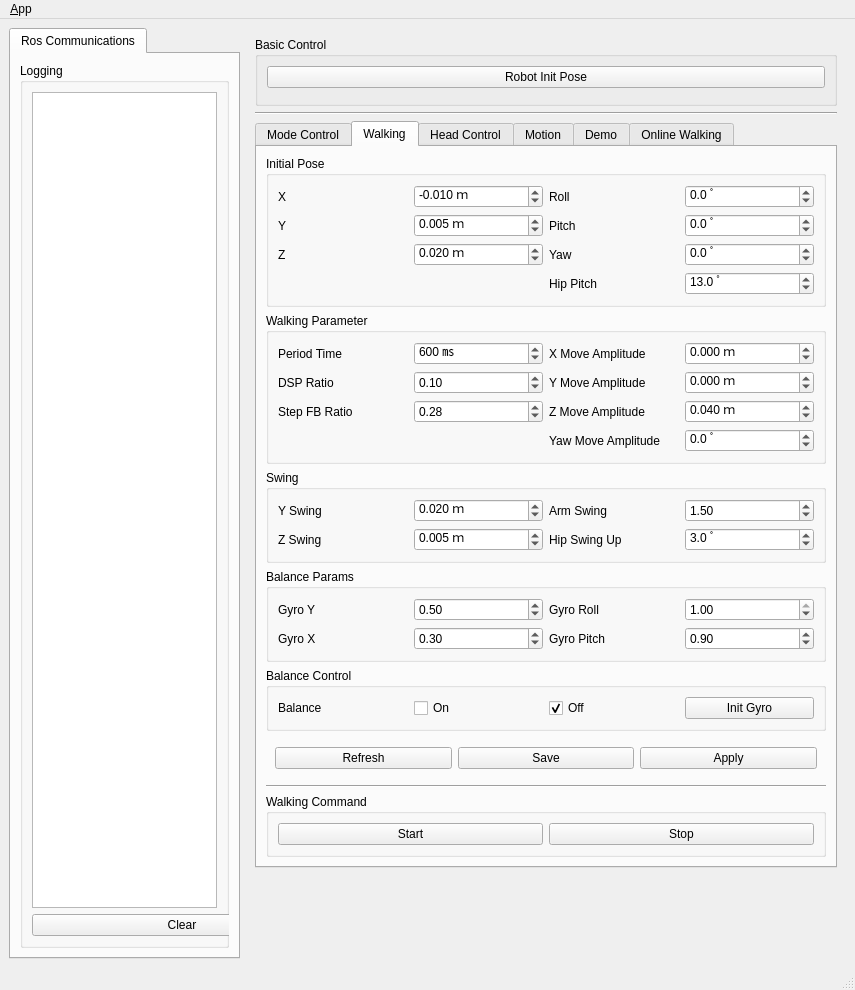
The window that kuroko_walking_gui/ui/main_window.ui (nyxrobotics/kuroko_ros) describes before a commit, drawn with Qt 5.
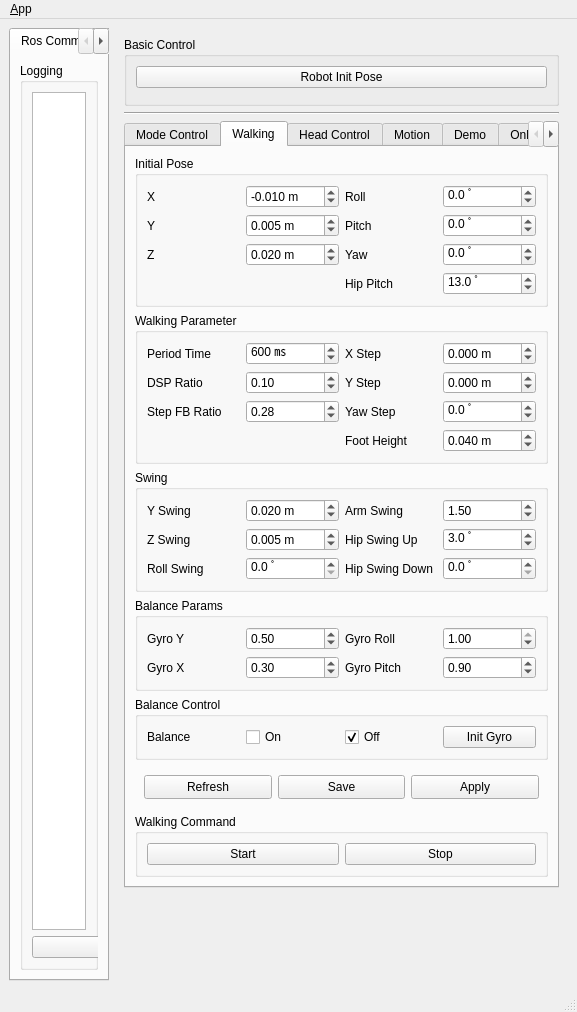
The same window after the commit. The open tabs and pages were chosen to show the change. Icons and pictures are not drawn. Custom widgets are drawn as their Qt base class.

Patch:
```diff
--- a/kuroko_walking_gui/ui/main_window.ui
+++ b/kuroko_walking_gui/ui/main_window.ui
@@ -6,8 +6,8 @@
    <rect>
     <x>0</x>
     <y>0</y>
-    <width>855</width>
-    <height>990</height>
+    <width>577</width>
+    <height>1012</height>
    </rect>
   </property>
   <property name="windowTitle">
@@ -180,8 +180,14 @@
               </item>
               <item row="0" column="1">
                <widget class="QDoubleSpinBox" name="dSpinBox_init_x_offset">
+                <property name="sizePolicy">
+                 <sizepolicy hsizetype="Preferred" vsizetype="Preferred">
+                  <horstretch>0</horstretch>
+                  <verstretch>0</verstretch>
+                 </sizepolicy>
+                </property>
                 <property name="suffix">
-                 <string extracomment="m"> ｍ</string>
+                 <string extracomment="m"> m</string>
                 </property>
                 <property name="decimals">
                  <number>3</number>
@@ -209,6 +215,12 @@
               </item>
               <item row="0" column="3">
                <widget class="QDoubleSpinBox" name="dSpinBox_init_roll_offset">
+                <property name="sizePolicy">
+                 <sizepolicy hsizetype="Preferred" vsizetype="Preferred">
+                  <horstretch>0</horstretch>
+                  <verstretch>0</verstretch>
+                 </sizepolicy>
+                </property>
                 <property name="suffix">
                  <string> ﾟ</string>
                 </property>
@@ -232,8 +244,14 @@
               </item>
               <item row="1" column="1">
                <widget class="QDoubleSpinBox" name="dSpinBox_init_y_offset">
+                <property name="sizePolicy">
+                 <sizepolicy hsizetype="Preferred" vsizetype="Preferred">
+                  <horstretch>0</horstretch>
+                  <verstretch>0</verstretch>
+                 </sizepolicy>
+                </property>
                 <property name="suffix">
-                 <string extracomment="m"> ｍ</string>
+                 <string extracomment="m"> m</string>
                 </property>
                 <property name="decimals">
                  <number>3</number>
@@ -261,6 +279,12 @@
               </item>
               <item row="1" column="3">
                <widget class="QDoubleSpinBox" name="dSpinBox_init_pitch_offset">
+                <property name="sizePolicy">
+                 <sizepolicy hsizetype="Preferred" vsizetype="Preferred">
+                  <horstretch>0</horstretch>
+                  <verstretch>0</verstretch>
+                 </sizepolicy>
+                </property>
                 <property name="suffix">
                  <string> ﾟ</string>
                 </property>
@@ -284,8 +308,14 @@
               </item>
               <item row="2" column="1">
                <widget class="QDoubleSpinBox" name="dSpinBox_init_z_offset">
+                <property name="sizePolicy">
+                 <sizepolicy hsizetype="Preferred" vsizetype="Preferred">
+                  <horstretch>0</horstretch>
+                  <verstretch>0</verstretch>
+                 </sizepolicy>
+                </property>
                 <property name="suffix">
-                 <string extracomment="m"> ｍ</string>
+                 <string extracomment="m"> m</string>
                 </property>
                 <property name="decimals">
                  <number>3</number>
@@ -313,6 +343,12 @@
               </item>
               <item row="2" column="3">
                <widget class="QDoubleSpinBox" name="dSpinBox_init_yaw_offset">
+                <property name="sizePolicy">
+                 <sizepolicy hsizetype="Preferred" vsizetype="Preferred">
+                  <horstretch>0</horstretch>
+                  <verstretch>0</verstretch>
+                 </sizepolicy>
+                </property>
                 <property name="suffix">
                  <string> ﾟ</string>
                 </property>
@@ -343,6 +379,12 @@
               </item>
               <item row="3" column="3">
                <widget class="QDoubleSpinBox" name="dSpinBox_init_hip_pitch_offset">
+                <property name="sizePolicy">
+                 <sizepolicy hsizetype="Preferred" vsizetype="Preferred">
+                  <horstretch>0</horstretch>
+                  <verstretch>0</verstretch>
+                 </sizepolicy>
+                </property>
                 <property name="suffix">
                  <string> ﾟ</string>
                 </property>
@@ -368,16 +410,72 @@
              <property name="title">
               <string>Walking Parameter</string>
              </property>
-             <layout class="QGridLayout" name="gridLayout_8">
-              <item row="0" column="0">
-               <widget class="QLabel" name="label_16">
+             <layout class="QGridLayout" name="gridLayout_8" rowstretch="0,0,0,0" rowminimumheight="0,0,0,0">
+              <item row="0" column="3">
+               <widget class="QDoubleSpinBox" name="dSpinBox_x_step">
+                <property name="sizePolicy">
+                 <sizepolicy hsizetype="Preferred" vsizetype="Preferred">
+                  <horstretch>0</horstretch>
+                  <verstretch>0</verstretch>
+                 </sizepolicy>
+                </property>
+                <property name="suffix">
+                 <string> m</string>
+                </property>
+                <property name="decimals">
+                 <number>3</number>
+                </property>
+                <property name="minimum">
+                 <double>-1.000000000000000</double>
+                </property>
+                <property name="maximum">
+                 <double>1.000000000000000</double>
+                </property>
+                <property name="singleStep">
+                 <double>0.001000000000000</double>
+                </property>
+               </widget>
+              </item>
+              <item row="1" column="3">
+               <widget class="QDoubleSpinBox" name="dSpinBox_y_step">
+                <property name="sizePolicy">
+                 <sizepolicy hsizetype="Preferred" vsizetype="Preferred">
+                  <horstretch>0</horstretch>
+                  <verstretch>0</verstretch>
+                 </sizepolicy>
+                </property>
+                <property name="suffix">
+                 <string> m</string>
+                </property>
+                <property name="decimals">
+                 <number>3</number>
+                </property>
+                <property name="minimum">
+                 <double>-1.000000000000000</double>
+                </property>
+                <property name="maximum">
+                 <double>1.000000000000000</double>
+                </property>
+                <property name="singleStep">
+                 <double>0.001000000000000</double>
+                </property>
+               </widget>
+              </item>
+              <item row="2" column="2">
+               <widget class="QLabel" name="label_22">
                 <property name="text">
-                 <string>Period Time</string>
+                 <string>Yaw Step</string>
                 </property>
                </widget>
               </item>
               <item row="0" column="1">
                <widget class="QDoubleSpinBox" name="dSpinBox_period_time">
+                <property name="sizePolicy">
+                 <sizepolicy hsizetype="Preferred" vsizetype="Preferred">
+                  <horstretch>0</horstretch>
+                  <verstretch>0</verstretch>
+                 </sizepolicy>
+                </property>
                 <property name="suffix">
                  <string> ㎳</string>
                 </property>
@@ -395,29 +493,44 @@
                 </property>
                </widget>
               </item>
-              <item row="0" column="2">
-               <widget class="QLabel" name="label_17">
-                <property name="text">
-                 <string>X Move Amplitude</string>
+              <item row="1" column="1">
+               <widget class="QDoubleSpinBox" name="dSpinBox_dsp_ratio">
+                <property name="sizePolicy">
+                 <sizepolicy hsizetype="Preferred" vsizetype="Preferred">
+                  <horstretch>0</horstretch>
+                  <verstretch>0</verstretch>
+                 </sizepolicy>
+                </property>
+                <property name="maximum">
+                 <double>1.000000000000000</double>
+                </property>
+                <property name="singleStep">
+                 <double>0.100000000000000</double>
+                </property>
+                <property name="value">
+                 <double>0.100000000000000</double>
                 </property>
                </widget>
               </item>
-              <item row="0" column="3">
-               <widget class="QDoubleSpinBox" name="dSpinBox_x_step">
+              <item row="2" column="3">
+               <widget class="QDoubleSpinBox" name="dSpinBox_a_step">
+                <property name="sizePolicy">
+                 <sizepolicy hsizetype="Preferred" vsizetype="Preferred">
+                  <horstretch>0</horstretch>
+                  <verstretch>0</verstretch>
+                 </sizepolicy>
+                </property>
                 <property name="suffix">
-                 <string> ｍ</string>
+                 <string> ﾟ</string>
                 </property>
                 <property name="decimals">
-                 <number>3</number>
+                 <number>1</number>
                 </property>
                 <property name="minimum">
-                 <double>-1.000000000000000</double>
+                 <double>-180.000000000000000</double>
                 </property>
                 <property name="maximum">
-                 <double>1.000000000000000</double>
-                </property>
-                <property name="singleStep">
-                 <double>0.001000000000000</double>
+                 <double>180.000000000000000</double>
                 </property>
                </widget>
               </item>
@@ -428,42 +541,17 @@
                 </property>
                </widget>
               </item>
-              <item row="1" column="1">
-               <widget class="QDoubleSpinBox" name="dSpinBox_dsp_ratio">
-                <property name="maximum">
-                 <double>1.000000000000000</double>
-                </property>
-                <property name="singleStep">
-                 <double>0.100000000000000</double>
-                </property>
-                <property name="value">
-                 <double>0.100000000000000</double>
-                </property>
-               </widget>
-              </item>
               <item row="1" column="2">
                <widget class="QLabel" name="label_20">
                 <property name="text">
-                 <string>Y Move Amplitude</string>
+                 <string>Y Step</string>
                 </property>
                </widget>
               </item>
-              <item row="1" column="3">
-               <widget class="QDoubleSpinBox" name="dSpinBox_y_step">
-                <property name="suffix">
-                 <string> ｍ</string>
-                </property>
-                <property name="decimals">
-                 <number>3</number>
-                </property>
-                <property name="minimum">
-                 <double>-1.000000000000000</double>
-                </property>
-                <property name="maximum">
-                 <double>1.000000000000000</double>
-                </property>
-                <property name="singleStep">
-                 <double>0.001000000000000</double>
+              <item row="0" column="2">
+               <widget class="QLabel" name="label_17">
+                <property name="text">
+                 <string>X Step</string>
                 </property>
                </widget>
               </item>
@@ -476,6 +564,12 @@
               </item>
               <item row="2" column="1">
                <widget class="QDoubleSpinBox" name="dSpinBox_step_forward_back_ratio">
+                <property name="sizePolicy">
+                 <sizepolicy hsizetype="Preferred" vsizetype="Preferred">
+                  <horstretch>0</horstretch>
+                  <verstretch>0</verstretch>
+                 </sizepolicy>
+                </property>
                 <property name="maximum">
                  <double>1.000000000000000</double>
                 </property>
@@ -487,17 +581,30 @@
                 </property>
                </widget>
               </item>
-              <item row="2" column="2">
+              <item row="0" column="0">
+               <widget class="QLabel" name="label_16">
+                <property name="text">
+                 <string>Period Time</string>
+                </property>
+               </widget>
+              </item>
+              <item row="3" column="2">
                <widget class="QLabel" name="label_21">
                 <property name="text">
-                 <string>Z Move Amplitude</string>
+                 <string>Foot Height</string>
                 </property>
                </widget>
               </item>
-              <item row="2" column="3">
+              <item row="3" column="3">
                <widget class="QDoubleSpinBox" name="dSpinBox_foot_height">
+                <property name="sizePolicy">
+                 <sizepolicy hsizetype="Preferred" vsizetype="Preferred">
+                  <horstretch>0</horstretch>
+                  <verstretch>0</verstretch>
+                 </sizepolicy>
+                </property>
                 <property name="suffix">
-                 <string> ｍ</string>
+                 <string> m</string>
                 </property>
                 <property name="decimals">
                  <number>3</number>
@@ -516,29 +623,6 @@
                 </property>
                </widget>
               </item>
-              <item row="3" column="2">
-               <widget class="QLabel" name="label_22">
-                <property name="text">
-                 <string>Yaw Move Amplitude</string>
-                </property>
-               </widget>
-              </item>
-              <item row="3" column="3">
-               <widget class="QDoubleSpinBox" name="dSpinBox_a_step">
-                <property name="suffix">
-                 <string> ﾟ</string>
-                </property>
-                <property name="decimals">
-                 <number>1</number>
-                </property>
-                <property name="minimum">
-                 <double>-180.000000000000000</double>
-                </property>
-                <property name="maximum">
-                 <double>180.000000000000000</double>
-                </property>
-               </widget>
-              </item>
              </layout>
             </widget>
            </item>
@@ -551,42 +635,6 @@
               <string>Swing</string>
              </property>
              <layout class="QGridLayout" name="gridLayout_2">
-              <item row="1" column="1">
-               <widget class="QDoubleSpinBox" name="dSpinBox_z_swing_amplitude">
-                <property name="suffix">
-                 <string> ｍ</string>
-                </property>
-                <property name="decimals">
-                 <number>3</number>
-                </property>
-                <property name="minimum">
-                 <double>-1.000000000000000</double>
-                </property>
-                <property name="maximum">
-                 <double>1.000000000000000</double>
-                </property>
-                <property name="singleStep">
-                 <double>0.001000000000000</double>
-                </property>
-                <property name="value">
-                 <double>0.005000000000000</double>
-                </property>
-               </widget>
-              </item>
-              <item row="0" column="2">
-               <widget class="QLabel" name="label_31">
-                <property name="text">
-                 <string>Arm Swing</string>
-                </property>
-               </widget>
-              </item>
-              <item row="1" column="0">
-               <widget class="QLabel" name="label_30">
-                <property name="text">
-                 <string>Z Swing</string>
-                </property>
-               </widget>
-              </item>
               <item row="0" column="0">
                <widget class="QLabel" name="label_29">
                 <property name="text">
@@ -596,8 +644,14 @@
               </item>
               <item row="0" column="1">
                <widget class="QDoubleSpinBox" name="dSpinBox_y_swing_amplitude">
+                <property name="sizePolicy">
+                 <sizepolicy hsizetype="Preferred" vsizetype="Preferred">
+                  <horstretch>0</horstretch>
+                  <verstretch>0</verstretch>
+                 </sizepolicy>
+                </property>
                 <property name="suffix">
-                 <string> ｍ</string>
+                 <string> m</string>
                 </property>
                 <property name="decimals">
                  <number>3</number>
@@ -618,6 +672,12 @@
               </item>
               <item row="0" column="3">
                <widget class="QDoubleSpinBox" name="dSpinBox_shoulder_swing_amplitude">
+                <property name="sizePolicy">
+                 <sizepolicy hsizetype="Preferred" vsizetype="Preferred">
+                  <horstretch>0</horstretch>
+                  <verstretch>0</verstretch>
+                 </sizepolicy>
+                </property>
                 <property name="maximum">
                  <double>2.000000000000000</double>
                 </property>
@@ -638,6 +698,12 @@
               </item>
               <item row="1" column="3">
                <widget class="QDoubleSpinBox" name="dSpinBox_hip_swing_up_amplitude">
+                <property name="sizePolicy">
+                 <sizepolicy hsizetype="Preferred" vsizetype="Preferred">
+                  <horstretch>0</horstretch>
+                  <verstretch>0</verstretch>
+                 </sizepolicy>
+                </property>
                 <property name="suffix">
                  <string> ﾟ</string>
                 </property>
@@ -655,6 +721,94 @@
                 </property>
                </widget>
               </item>
+              <item row="1" column="1">
+               <widget class="QDoubleSpinBox" name="dSpinBox_z_swing_amplitude">
+                <property name="sizePolicy">
+                 <sizepolicy hsizetype="Preferred" vsizetype="Preferred">
+                  <horstretch>0</horstretch>
+                  <verstretch>0</verstretch>
+                 </sizepolicy>
+                </property>
+                <property name="suffix">
+                 <string> m</string>
+                </property>
+                <property name="decimals">
+                 <number>3</number>
+                </property>
+                <property name="minimum">
+                 <double>-1.000000000000000</double>
+                </property>
+                <property name="maximum">
+                 <double>1.000000000000000</double>
+                </property>
+                <property name="singleStep">
+                 <double>0.001000000000000</double>
+                </property>
+                <property name="value">
+                 <double>0.005000000000000</double>
+                </property>
+               </widget>
+              </item>
+              <item row="0" column="2">
+               <widget class="QLabel" name="label_31">
+                <property name="text">
+                 <string>Arm Swing</string>
+                </property>
+               </widget>
+              </item>
+              <item row="1" column="0">
+               <widget class="QLabel" name="label_30">
+                <property name="text">
+                 <string>Z Swing</string>
+                </property>
+               </widget>
+              </item>
+              <item row="2" column="0">
+               <widget class="QLabel" name="label">
+                <property name="text">
+                 <string>Roll Swing</string>
+                </property>
+               </widget>
+              </item>
+              <item row="2" column="2">
+               <widget class="QLabel" name="label_2">
+                <property name="text">
+                 <string>Hip Swing Down</string>
+                </property>
+               </widget>
+              </item>
+              <item row="2" column="3">
+               <widget class="QDoubleSpinBox" name="dSpinBox_hip_swing_down_amplitude">
+                <property name="sizePolicy">
+                 <sizepolicy hsizetype="Preferred" vsizetype="Preferred">
+                  <horstretch>0</horstretch>
+                  <verstretch>0</verstretch>
+                 </sizepolicy>
+                </property>
+                <property name="suffix">
+                 <string> ﾟ</string>
+                </property>
+                <property name="decimals">
+                 <number>1</number>
+                </property>
+               </widget>
+              </item>
+              <item row="2" column="1">
+               <widget class="QDoubleSpinBox" name="dSpinBox_roll_swing_amplitude">
+                <property name="sizePolicy">
+                 <sizepolicy hsizetype="Preferred" vsizetype="Preferred">
+                  <horstretch>0</horstretch>
+                  <verstretch>0</verstretch>
+                 </sizepolicy>
+                </property>
+                <property name="suffix">
+                 <string> ﾟ</string>
+                </property>
+                <property name="decimals">
+                 <number>1</number>
+                </property>
+               </widget>
+              </item>
              </layout>
             </widget>
            </item>
@@ -673,6 +827,12 @@
               </item>
               <item row="1" column="1">
                <widget class="QDoubleSpinBox" name="dSpinBox_balance_gyro_x_gain">
+                <property name="sizePolicy">
+                 <sizepolicy hsizetype="Preferred" vsizetype="Preferred">
+                  <horstretch>0</horstretch>
+                  <verstretch>0</verstretch>
+                 </sizepolicy>
+                </property>
                 <property name="minimum">
                  <double>-1.000000000000000</double>
                 </property>
@@ -696,6 +856,12 @@
               </item>
               <item row="0" column="1">
                <widget class="QDoubleSpinBox" name="dSpinBox_balance_gyro_y_gain">
+                <property name="sizePolicy">
+                 <sizepolicy hsizetype="Preferred" vsizetype="Preferred">
+                  <horstretch>0</horstretch>
+                  <verstretch>0</verstretch>
+                 </sizepolicy>
+                </property>
                 <property name="minimum">
                  <double>-1.000000000000000</double>
                 </property>
@@ -719,6 +885,12 @@
               </item>
               <item row="0" column="3">
                <widget class="QDoubleSpinBox" name="dSpinBox_balance_gyro_roll_gain">
+                <property name="sizePolicy">
+                 <sizepolicy hsizetype="Preferred" vsizetype="Preferred">
+                  <horstretch>0</horstretch>
+                  <verstretch>0</verstretch>
+                 </sizepolicy>
+                </property>
                 <property name="minimum">
                  <double>-1.000000000000000</double>
                 </property>
@@ -742,6 +914,12 @@
               </item>
               <item row="1" column="3">
                <widget class="QDoubleSpinBox" name="dSpinBox_balance_gyro_pitch_gain">
+                <property name="sizePolicy">
+                 <sizepolicy hsizetype="Preferred" vsizetype="Preferred">
+                  <horstretch>0</horstretch>
+                  <verstretch>0</verstretch>
+                 </sizepolicy>
+                </property>
                 <property name="minimum">
                  <double>-1.000000000000000</double>
                 </property>
@@ -767,6 +945,12 @@
              <layout class="QGridLayout" name="gridLayout_10">
               <item row="0" column="2">
                <widget class="QCheckBox" name="checkBox_balance_off">
+                <property name="sizePolicy">
+                 <sizepolicy hsizetype="Preferred" vsizetype="Preferred">
+                  <horstretch>0</horstretch>
+                  <verstretch>0</verstretch>
+                 </sizepolicy>
+                </property>
                 <property name="text">
                  <string>Off</string>
                 </property>
@@ -777,6 +961,12 @@
               </item>
               <item row="0" column="1">
                <widget class="QCheckBox" name="checkBox_balance_on">
+                <property name="sizePolicy">
+                 <sizepolicy hsizetype="Preferred" vsizetype="Preferred">
+                  <horstretch>0</horstretch>
+                  <verstretch>0</verstretch>
+                 </sizepolicy>
+                </property>
                 <property name="text">
                  <string>On</string>
                 </property>
@@ -791,6 +981,12 @@
               </item>
               <item row="0" column="3">
                <widget class="QPushButton" name="button_init_gyro">
+                <property name="sizePolicy">
+                 <sizepolicy hsizetype="Preferred" vsizetype="Preferred">
+                  <horstretch>0</horstretch>
+                  <verstretch>0</verstretch>
+                 </sizepolicy>
+                </property>
                 <property name="text">
                  <string>Init Gyro</string>
                 </property>
@@ -804,6 +1000,12 @@
              <layout class="QHBoxLayout" name="horizontalLayout_7">
               <item>
                <widget class="QPushButton" name="button_param_refresh">
+                <property name="sizePolicy">
+                 <sizepolicy hsizetype="Preferred" vsizetype="Preferred">
+                  <horstretch>0</horstretch>
+                  <verstretch>0</verstretch>
+                 </sizepolicy>
+                </property>
                 <property name="text">
                  <string>Refresh</string>
                 </property>
@@ -811,6 +1013,12 @@
               </item>
               <item>
                <widget class="QPushButton" name="button_param_save">
+                <property name="sizePolicy">
+                 <sizepolicy hsizetype="Preferred" vsizetype="Preferred">
+                  <horstretch>0</horstretch>
+                  <verstretch>0</verstretch>
+                 </sizepolicy>
+                </property>
                 <property name="text">
                  <string>Save</string>
                 </property>
@@ -818,6 +1026,12 @@
               </item>
               <item>
                <widget class="QPushButton" name="button_param_apply">
+                <property name="sizePolicy">
+                 <sizepolicy hsizetype="Preferred" vsizetype="Preferred">
+                  <horstretch>0</horstretch>
+                  <verstretch>0</verstretch>
+                 </sizepolicy>
+                </property>
                 <property name="text">
                  <string>Apply</string>
                 </property>
@@ -829,13 +1043,6 @@
              </layout>
             </widget>
            </item>
-           <item>
-            <widget class="Line" name="line_5">
-             <property name="orientation">
-              <enum>Qt::Horizontal</enum>
-             </property>
-            </widget>
-           </item>
            <item>
             <widget class="QGroupBox" name="groupBox_walking_command">
              <property name="title">
@@ -844,6 +1051,12 @@
              <layout class="QGridLayout" name="gridLayout_9">
               <item row="0" column="0">
                <widget class="QPushButton" name="button_walking_start">
+                <property name="sizePolicy">
+                 <sizepolicy hsizetype="Preferred" vsizetype="Preferred">
+                  <horstretch>0</horstretch>
+                  <verstretch>0</verstretch>
+                 </sizepolicy>
+                </property>
                 <property name="text">
                  <string>Start</string>
                 </property>
@@ -854,6 +1067,12 @@
               </item>
               <item row="0" column="1">
                <widget class="QPushButton" name="button_walking_stop">
+                <property name="sizePolicy">
+                 <sizepolicy hsizetype="Preferred" vsizetype="Preferred">
+                  <horstretch>0</horstretch>
+                  <verstretch>0</verstretch>
+                 </sizepolicy>
+                </property>
                 <property name="text">
                  <string>Stop</string>
                 </property>
@@ -1204,7 +1423,7 @@
     <rect>
      <x>0</x>
      <y>0</y>
-     <width>855</width>
+     <width>577</width>
      <height>21</height>
     </rect>
    </property>
```
